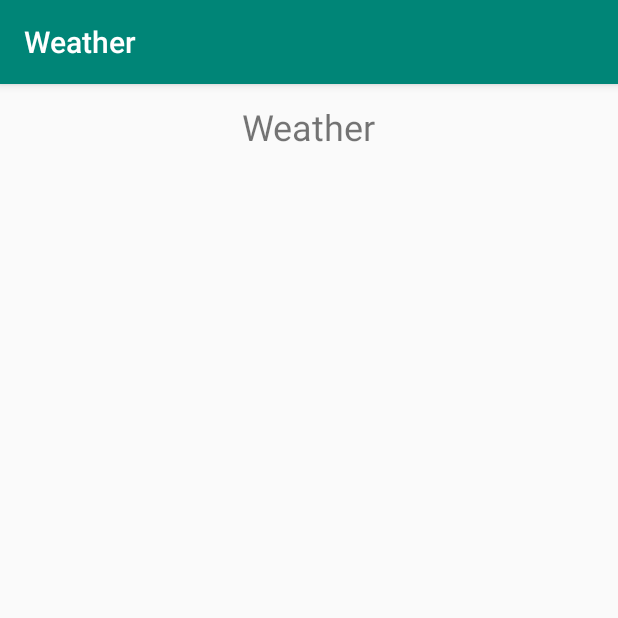
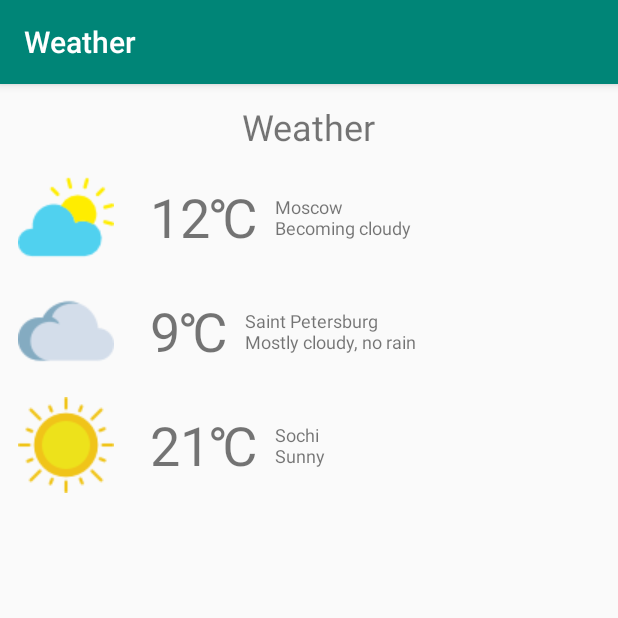
Before and after one commit to golovojop/aq2_weather, an Android app: the screen it shows after launch (MainActivity), on a phone screen of 412 x 824 dp, the top half of it. Run offline under Robolectric (Android 15) with nearby library versions, the phone set to English and light mode, and no system bars.

Commit message:
Добавил иконки погоды

```diff
--- a/jApp/src/main/res/layout/activity_main.xml
+++ b/jApp/src/main/res/layout/activity_main.xml
@@ -1,12 +1,12 @@
 <?xml version="1.0" encoding="utf-8"?>
-<FrameLayout
+<LinearLayout
     xmlns:android="http://schemas.android.com/apk/res/android"
     xmlns:app="http://schemas.android.com/apk/res-auto"
     xmlns:tools="http://schemas.android.com/tools"
     android:layout_width="match_parent"
     android:layout_height="match_parent"
+    android:orientation="vertical"
     tools:context=".MainActivity">
-
     <TextView
         android:layout_width="wrap_content"
         android:layout_height="wrap_content"
@@ -15,4 +15,94 @@
         android:layout_gravity="top|center_horizontal"
         android:layout_marginTop="12dp"
         android:textSize="24sp"/>
-</FrameLayout>
+
+    <LinearLayout
+        android:layout_width="match_parent"
+        android:layout_height="wrap_content"
+        android:layout_marginTop="@dimen/topMargin"
+        android:orientation="horizontal">
+        <ImageView
+            android:layout_width="@dimen/imgWidth"
+            android:layout_height="@dimen/imgHeight"
+            android:layout_marginStart="@dimen/leftMargin"
+            android:layout_marginEnd="@dimen/endMargin"
+            android:src="@drawable/sun"/>
+        <TextView
+            android:layout_width="wrap_content"
+            android:layout_height="wrap_content"
+            android:text="@string/temperature12"
+            android:layout_gravity="center_vertical"
+            android:layout_marginStart="@dimen/leftMargin"
+            android:layout_marginEnd="@dimen/endMargin"
+            tools:text="@string/temperature12"
+            android:textSize="@dimen/celsius"/>
+        <TextView
+            android:layout_width="wrap_content"
+            android:layout_height="wrap_content"
+            android:text="@string/forecastMoscow"
+            android:layout_gravity="center_vertical"
+            tools:text="@string/forecastMoscow"
+            android:textSize="@dimen/cityForecast"/>
+    </LinearLayout>
+
+    <LinearLayout
+        android:layout_width="match_parent"
+        android:layout_height="wrap_content"
+        android:layout_marginTop="@dimen/topMargin"
+
+        android:orientation="horizontal">
+        <ImageView
+            android:layout_width="@dimen/imgWidth"
+            android:layout_height="@dimen/imgHeight"
+            android:layout_marginStart="@dimen/leftMargin"
+            android:layout_marginEnd="@dimen/endMargin"
+            android:src="@drawable/cloud2"/>
+        <TextView
+            android:layout_width="wrap_content"
+            android:layout_height="wrap_content"
+            android:text="@string/temperature09"
+            android:layout_gravity="center_vertical"
+            android:layout_marginStart="@dimen/leftMargin"
+            android:layout_marginEnd="@dimen/endMargin"
+            tools:text="@string/temperature09"
+            android:textSize="@dimen/celsius"/>
+        <TextView
+            android:layout_width="wrap_content"
+            android:layout_height="wrap_content"
+            android:text="@string/forecastSpb"
+            android:layout_gravity="center_vertical"
+            tools:text="@string/forecastSpb"
+            android:textSize="@dimen/cityForecast"/>
+    </LinearLayout>
+
+    <LinearLayout
+        android:layout_width="match_parent"
+        android:layout_height="wrap_content"
+        android:layout_marginTop="@dimen/topMargin"
+
+        android:orientation="horizontal">
+        <ImageView
+            android:layout_width="@dimen/imgWidth"
+            android:layout_height="@dimen/imgHeight"
+            android:layout_marginStart="@dimen/leftMargin"
+            android:layout_marginEnd="@dimen/endMargin"
+            android:src="@drawable/sunny"/>
+        <TextView
+            android:layout_width="wrap_content"
+            android:layout_height="wrap_content"
+            android:text="@string/temperature21"
+            android:layout_gravity="center_vertical"
+            android:layout_marginStart="@dimen/leftMargin"
+            android:layout_marginEnd="@dimen/endMargin"
+            tools:text="@string/temperature21"
+            android:textSize="@dimen/celsius"/>
+        <TextView
+            android:layout_width="wrap_content"
+            android:layout_height="wrap_content"
+            android:text="@string/forecastSochi"
+            android:layout_gravity="center_vertical"
+            tools:text="@string/forecastSochi"
+            android:textSize="@dimen/cityForecast"/>
+    </LinearLayout>
+
+</LinearLayout>
--- /dev/null
+++ b/jApp/src/main/res/values/dimens.xml
@@ -0,0 +1,12 @@
+<?xml version="1.0" encoding="utf-8"?>
+<resources>
+    <dimen name="imgWidth">64dp</dimen>
+    <dimen name="imgHeight">64dp</dimen>
+
+    <dimen name="topMargin">12dp</dimen>
+    <dimen name="leftMargin">12dp</dimen>
+    <dimen name="endMargin">12dp</dimen>
+
+    <dimen name="celsius">36sp</dimen>
+    <dimen name="cityForecast">12sp</dimen>
+</resources>
--- a/jApp/src/main/res/values/strings.xml
+++ b/jApp/src/main/res/values/strings.xml
@@ -1,4 +1,10 @@
 <resources>
     <string name="app_name" translatable="false">Weather</string>
     <string name="app_header">Weather</string>
+    <string name="temperature09" translatable="false">9\u2103</string>
+    <string name="temperature12" translatable="false">12\u2103</string>
+    <string name="temperature21" translatable="false">21\u2103</string>
+    <string name="forecastMoscow">Moscow\nBecoming cloudy</string>
+    <string name="forecastSpb">Saint Petersburg\nMostly cloudy, no rain</string>
+    <string name="forecastSochi">Sochi\nSunny</string>
 </resources>
```
Also changed, not shown: jApp/src/main/res/drawable/cloud1.png (added), jApp/src/main/res/drawable/cloud2.png (added), jApp/src/main/res/drawable/rain.png (added), jApp/src/main/res/drawable/sun.png (added), jApp/src/main/res/drawable/sunny.png (added), 1 other file.
